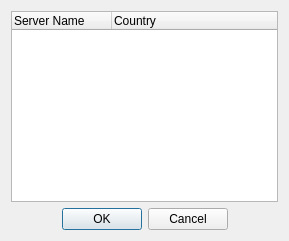
pokerth/pokerth, file src/gui/qt/serverlistdialog.ui: the form before one commit.
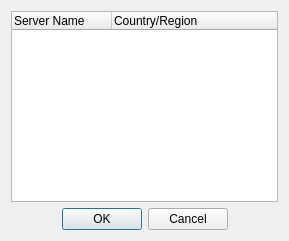
The form after the commit.

```diff
--- a/src/gui/qt/serverlistdialog.ui
+++ b/src/gui/qt/serverlistdialog.ui
@@ -27,8 +27,8 @@
       </property>
      </column>
      <column>
-      <property name="text" >
-       <string>Country</string>
+      <property name="text">
+       <string>Country/Region</string>
       </property>
      </column>
     </widget>
```
Left out of the diff: 39 changed lines with no effect on the pictures.
